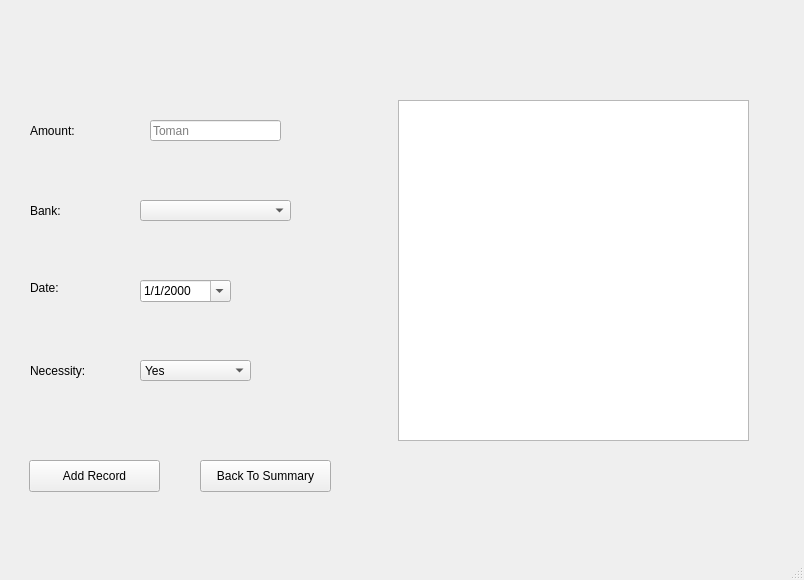
Devel-ash/Expense-tracker, file form.ui: the form before one commit.
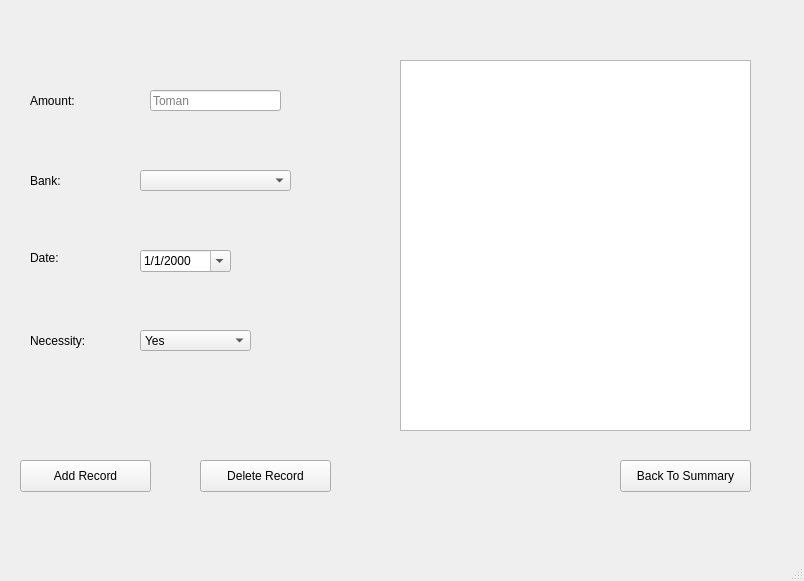
The form after the commit. The open tabs and pages were chosen to show the change.

Commit message: changed APR placeholder text

```diff
--- a/form.ui
+++ b/form.ui
@@ -7,7 +7,7 @@
     <x>0</x>
     <y>0</y>
     <width>804</width>
-    <height>580</height>
+    <height>581</height>
    </rect>
   </property>
   <property name="windowTitle">
@@ -34,7 +34,7 @@
       <property name="geometry">
        <rect>
         <x>30</x>
-        <y>120</y>
+        <y>90</y>
         <width>111</width>
         <height>21</height>
        </rect>
@@ -46,7 +46,7 @@
      <widget class="QPushButton" name="add_record_button">
       <property name="geometry">
        <rect>
-        <x>29</x>
+        <x>20</x>
         <y>460</y>
         <width>131</width>
         <height>32</height>
@@ -60,7 +60,7 @@
       <property name="geometry">
        <rect>
         <x>30</x>
-        <y>360</y>
+        <y>330</y>
         <width>71</width>
         <height>21</height>
        </rect>
@@ -73,7 +73,7 @@
       <property name="geometry">
        <rect>
         <x>30</x>
-        <y>280</y>
+        <y>250</y>
         <width>58</width>
         <height>16</height>
        </rect>
@@ -86,7 +86,7 @@
       <property name="geometry">
        <rect>
         <x>30</x>
-        <y>200</y>
+        <y>170</y>
         <width>58</width>
         <height>21</height>
        </rect>
@@ -99,7 +99,7 @@
       <property name="geometry">
        <rect>
         <x>140</x>
-        <y>200</y>
+        <y>170</y>
         <width>151</width>
         <height>21</height>
        </rect>
@@ -112,7 +112,7 @@
       <property name="geometry">
        <rect>
         <x>150</x>
-        <y>120</y>
+        <y>90</y>
         <width>131</width>
         <height>21</height>
        </rect>
@@ -131,7 +131,7 @@
       <property name="geometry">
        <rect>
         <x>140</x>
-        <y>280</y>
+        <y>250</y>
         <width>91</width>
         <height>22</height>
        </rect>
@@ -146,10 +146,10 @@
      <widget class="QTableView" name="sql_tableview">
       <property name="geometry">
        <rect>
-        <x>398</x>
-        <y>100</y>
+        <x>400</x>
+        <y>60</y>
         <width>351</width>
-        <height>341</height>
+        <height>371</height>
        </rect>
       </property>
      </widget>
@@ -157,7 +157,7 @@
       <property name="geometry">
        <rect>
         <x>140</x>
-        <y>360</y>
+        <y>330</y>
         <width>111</width>
         <height>21</height>
        </rect>
@@ -176,7 +176,7 @@
      <widget class="QPushButton" name="back_to_summary_income_expense_button">
       <property name="geometry">
        <rect>
-        <x>200</x>
+        <x>620</x>
         <y>460</y>
         <width>131</width>
         <height>32</height>
@@ -186,6 +186,19 @@
        <string>Back To Summary</string>
       </property>
      </widget>
+     <widget class="QPushButton" name="delete_record_income_expense_button">
+      <property name="geometry">
+       <rect>
+        <x>200</x>
+        <y>460</y>
+        <width>131</width>
+        <height>32</height>
+       </rect>
+      </property>
+      <property name="text">
+       <string>Delete Record</string>
+      </property>
+     </widget>
     </widget>
     <widget class="QWidget" name="bank_account">
      <widget class="QLabel" name="apr_label">
```
Left out of the diff: 29 changed lines with no effect on the pictures. The commit also changes 1 other file.
